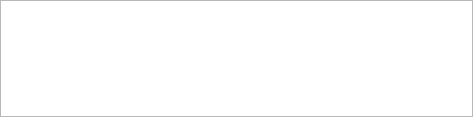
Before: the Qt Designer form plugins/Base_Output/OutputWidget.ui in asd977/base_cae, drawn with Qt 5.
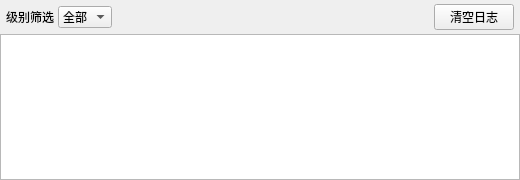
After: the same form once the commit is applied.

Commit message: Enhance output panel with leveled structured logs

Patch:
```diff
--- a/plugins/Base_Output/OutputWidget.ui
+++ b/plugins/Base_Output/OutputWidget.ui
@@ -6,8 +6,8 @@
    <rect>
     <x>0</x>
     <y>0</y>
-    <width>473</width>
-    <height>117</height>
+    <width>520</width>
+    <height>180</height>
    </rect>
   </property>
   <property name="sizePolicy">
@@ -21,10 +21,7 @@
   </property>
   <layout class="QVBoxLayout" name="verticalLayout">
    <property name="spacing">
-    <number>0</number>
-   </property>
-   <property name="sizeConstraint">
-    <enum>QLayout::SetDefaultConstraint</enum>
+    <number>4</number>
    </property>
    <property name="leftMargin">
     <number>0</number>
@@ -38,6 +35,78 @@
    <property name="bottomMargin">
     <number>0</number>
    </property>
+   <item>
+    <layout class="QHBoxLayout" name="toolbarLayout">
+     <property name="leftMargin">
+      <number>6</number>
+     </property>
+     <property name="topMargin">
+      <number>4</number>
+     </property>
+     <property name="rightMargin">
+      <number>6</number>
+     </property>
+     <property name="bottomMargin">
+      <number>0</number>
+     </property>
+     <item>
+      <widget class="QLabel" name="levelLabel">
+       <property name="text">
+        <string>级别筛选</string>
+       </property>
+      </widget>
+     </item>
+     <item>
+      <widget class="QComboBox" name="levelFilterComboBox">
+       <item>
+        <property name="text">
+         <string>全部</string>
+        </property>
+       </item>
+       <item>
+        <property name="text">
+         <string>信息</string>
+        </property>
+       </item>
+       <item>
+        <property name="text">
+         <string>警告</string>
+        </property>
+       </item>
+       <item>
+        <property name="text">
+         <string>错误</string>
+        </property>
+       </item>
+       <item>
+        <property name="text">
+         <string>调试</string>
+        </property>
+       </item>
+      </widget>
+     </item>
+     <item>
+      <spacer name="horizontalSpacer">
+       <property name="orientation">
+        <enum>Qt::Horizontal</enum>
+       </property>
+       <property name="sizeHint" stdset="0">
+        <size>
+         <width>40</width>
+         <height>20</height>
+        </size>
+       </property>
+      </spacer>
+     </item>
+     <item>
+      <widget class="QPushButton" name="clearPushButton">
+       <property name="text">
+        <string>清空日志</string>
+       </property>
+      </widget>
+     </item>
+    </layout>
+   </item>
    <item>
     <widget class="QTextEdit" name="textEdit"/>
    </item>
```
The commit also changes 3 other files.
